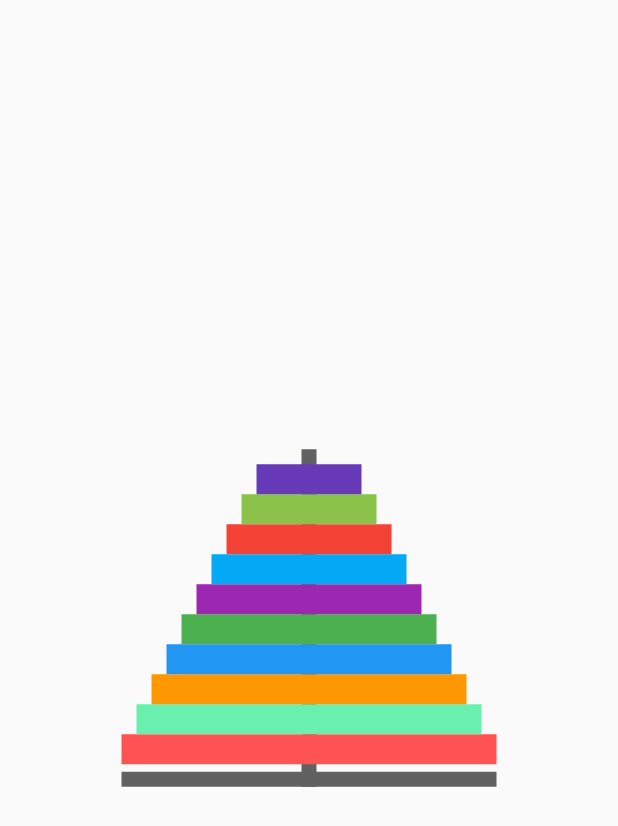
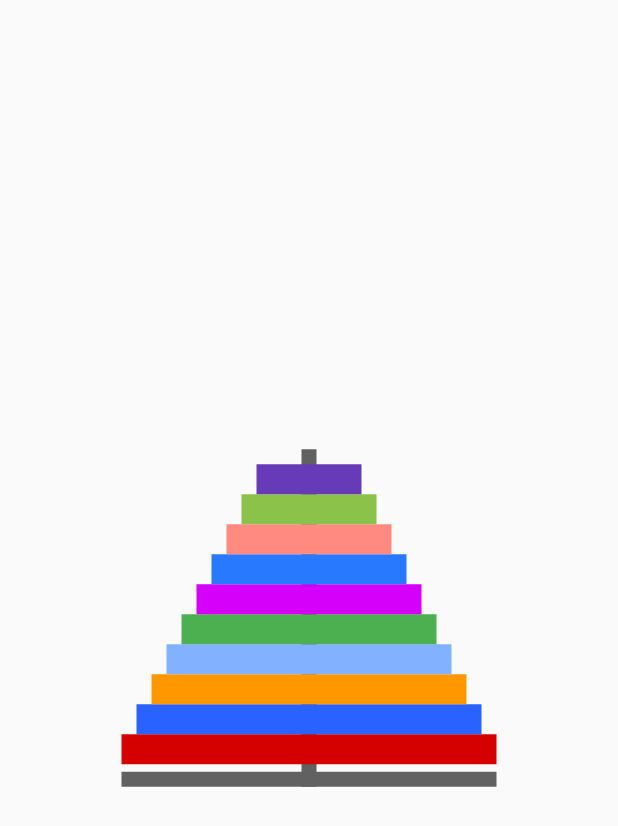
Before and after one commit to lairmartes/hanoi_tower_game, a Flutter app: the screen it shows after launch, on a phone screen of 412 x 824 dp. Shown: the top 826 px of the screen. Run offline on Flutter 3.47's test engine with Material 2 defaults, Android fonts, the phone set to English and light mode, and no system bars.

Commit message:
FEAT-PIN Centralize disk creation in single code to build by parameters

```diff
--- a/lib/widget/pin.dart
+++ b/lib/widget/pin.dart
@@ -6,7 +6,20 @@ class Pin extends StatefulWidget {
 }
 
 class _PinState extends State<Pin> {
-  int _currentFloorPosition = 0;
+
+  List<Color> _diskColors = List.unmodifiable([
+    Colors.deepPurple,
+    Colors.lightGreen,
+    Colors.redAccent.shade100,
+    Colors.blueAccent.shade400,
+    Colors.purpleAccent.shade400,
+    Colors.green,
+    Colors.blueAccent.shade100,
+    Colors.orange,
+    Colors.blueAccent.shade700,
+    Colors.redAccent.shade700,
+  ]
+  );
 
   @override
   Widget build(BuildContext context) {
@@ -46,136 +59,17 @@ class _PinState extends State<Pin> {
                           ),
                         ),
 
-                      Positioned(
-                        top: 190,
-                        left: _calculateMiddle(MediaQuery.of(context).size.width, 250),
-                        child: SizedBox(
-                          width: 250,
-                          height: 20,
-                          child: DecoratedBox(
-                            decoration: BoxDecoration(
-                              color: Colors.redAccent
-                            ),
-                          ),
-                        ),
-                      ),
-                      Positioned(
-                        top: 170,
-                        left: _calculateMiddle(MediaQuery.of(context).size.width, 230),
-                        child: SizedBox(
-                          width: 230,
-                          height: 20,
-                          child: DecoratedBox(
-                            decoration: BoxDecoration(
-                                color: Colors.greenAccent
-                            ),
-                          ),
-                        ),
-                      ),
-                      Positioned(
-                        top: 150,
-                        left: _calculateMiddle(MediaQuery.of(context).size.width, 210),
-                        child: SizedBox(
-                          width: 210,
-                          height: 20,
-                          child: DecoratedBox(
-                            decoration: BoxDecoration(
-                                color: Colors.orange
-                            ),
-                          ),
-                        ),
-                      ),
-                      Positioned(
-                        top: 130,
-                        left: _calculateMiddle(MediaQuery.of(context).size.width, 190),
-                        child: SizedBox(
-                          width: 190,
-                          height: 20,
-                          child: DecoratedBox(
-                            decoration: BoxDecoration(
-                                color: Colors.blue
-                            ),
-                          ),
-                        ),
-                      ),
-                      Positioned(
-                        top: 110,
-                        left: _calculateMiddle(MediaQuery.of(context).size.width, 170),
-                        child: SizedBox(
-                          width: 170,
-                          height: 20,
-                          child: DecoratedBox(
-                            decoration: BoxDecoration(
-                                color: Colors.green
-                            ),
-                          ),
-                        ),
-                      ),
-                      Positioned(
-                        top: 90,
-                        left: _calculateMiddle(MediaQuery.of(context).size.width, 150),
-                        child: SizedBox(
-                          width: 150,
-                          height: 20,
-                          child: DecoratedBox(
-                            decoration: BoxDecoration(
-                                color: Colors.purple
-                            ),
-                          ),
-                        ),
-                      ),
-                      Positioned(
-                        top: 70,
-                        left: _calculateMiddle(MediaQuery.of(context).size.width, 130),
-                        child: SizedBox(
-                          width: 130,
-                          height: 20,
-                          child: DecoratedBox(
-                            decoration: BoxDecoration(
-                                color: Colors.lightBlue
-                            ),
-                          ),
-                        ),
-                      ),
-                      Positioned(
-                        top: 50,
-                        left: _calculateMiddle(MediaQuery.of(context).size.width, 110),
-                        child: SizedBox(
-                          width: 110,
-                          height: 20,
-                          child: DecoratedBox(
-                            decoration: BoxDecoration(
-                                color: Colors.red
-                            ),
-                          ),
-                        ),
-                      ),
-                      Positioned(
-                        top: 30,
-                        left: _calculateMiddle(MediaQuery.of(context).size.width, 90),
-                        child: SizedBox(
-                          width: 90,
-                          height: 20,
-                          child: DecoratedBox(
-                            decoration: BoxDecoration(
-                                color: Colors.lightGreen
-                            ),
-                          ),
-                        ),
-                      ),
-                      Positioned(
-                        top: 10,
-                        left: _calculateMiddle(MediaQuery.of(context).size.width, 70),
-                        child: SizedBox(
-                          width: 70,
-                          height: 20,
-                          child: DecoratedBox(
-                            decoration: BoxDecoration(
-                                color: Colors.deepPurple
-                            ),
-                          ),
-                        ),
-                      ),
+                      disk(190, 10, context),
+                      disk(170, 9, context),
+                      disk(150, 8, context),
+                      disk(130, 7, context),
+                      disk(110, 6, context),
+                      disk(90, 5, context),
+                      disk(70, 4, context),
+                      disk(50, 3, context),
+                      disk(30, 2, context),
+                      disk(10, 1, context),
+
                     ],
                   ),
                 ],
@@ -185,11 +79,23 @@ class _PinState extends State<Pin> {
     );
   }
 
-  _calculateMiddle(totalWidth, diskWidth) => totalWidth / 2 - ( diskWidth /2 );
+  _calculateMiddle(totalWidth, diskWidth) => totalWidth / 2 - ( diskWidth / 2 );
 
-  _updateFloor() {
-    setState(() {
-      _currentFloorPosition += 10;
-    });
+  double _calculateDiskWidth(int diskSize) => 250.0 - 20 * ( 10 - diskSize );
+
+  Widget disk(double positionTop, int diskSize, BuildContext context) {
+    return Positioned(
+      top: positionTop,
+      left: _calculateMiddle(MediaQuery.of(context).size.width, _calculateDiskWidth(diskSize)),
+      child: SizedBox(
+        width: _calculateDiskWidth(diskSize),
+        height: 20,
+        child: DecoratedBox(
+          decoration: BoxDecoration(
+              color: _diskColors.elementAt(diskSize-1)
+          ),
+        ),
+      ),
+    );
   }
 }
```
